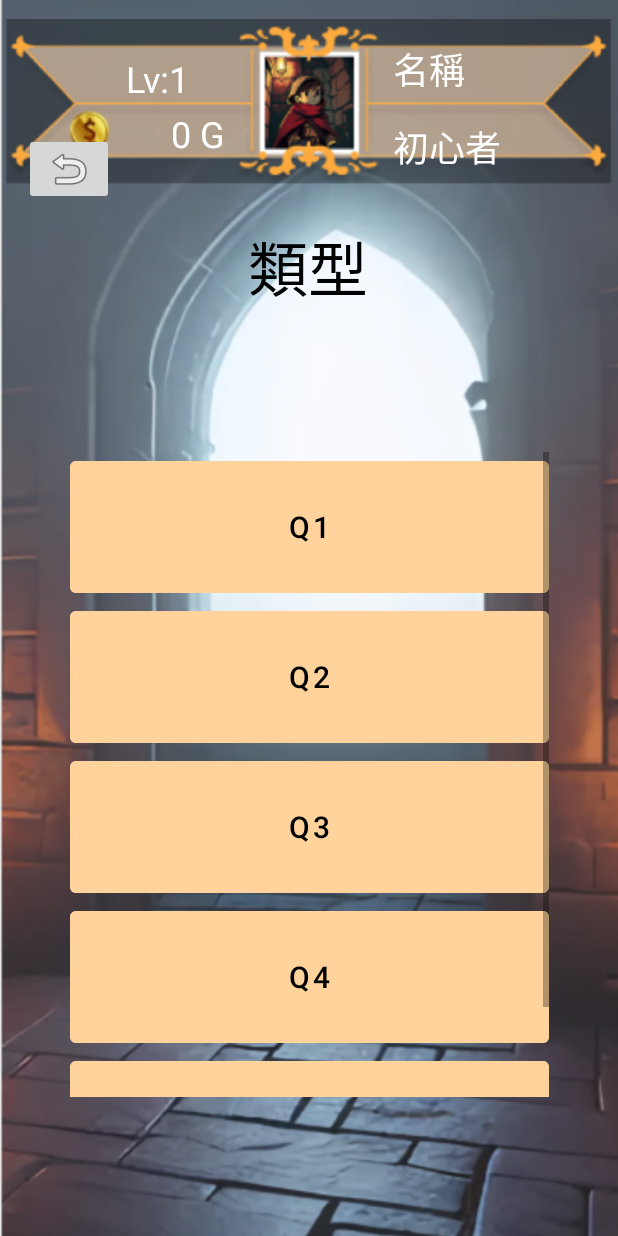
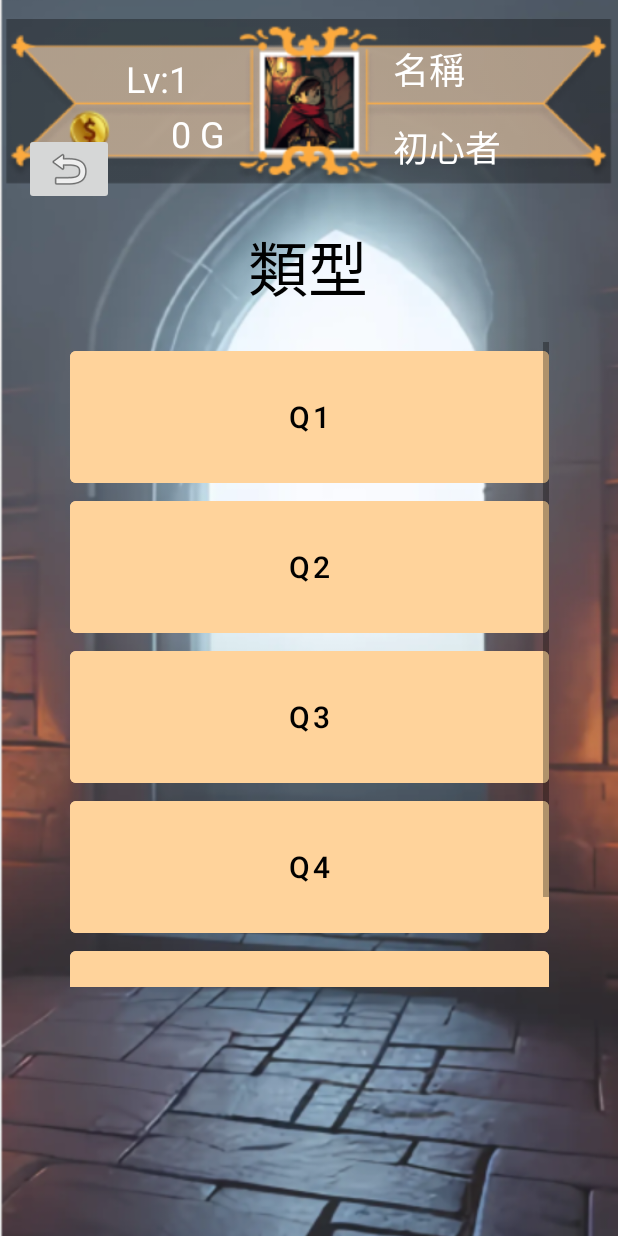
Before and after one commit to JavaGameLab413/JavaGame, an Android app: the Fight_01 screen opened directly, with no data from a screen before it, on a phone screen of 412 x 824 dp. Run offline under Robolectric (Android 15) with nearby library versions, the phone set to English and light mode, and no system bars; our stand-ins replace Firebase (no records; nobody signed in at launch, a user with empty details on screens opened directly); 3 statements that could not run were skipped.

```diff
--- a/app/src/main/res/layout/activity_fight01.xml
+++ b/app/src/main/res/layout/activity_fight01.xml
@@ -17,27 +17,15 @@
         app:srcCompat="@drawable/fight"
         tools:ignore="MissingConstraints" />
 
-
-    <LinearLayout
-        android:id="@+id/linearLayout2"
-        android:layout_width="match_parent"
-        android:layout_height="wrap_content"
-        android:layout_marginStart="10dp"
-        android:layout_marginTop="10dp"
-        android:orientation="horizontal"
-        app:layout_constraintEnd_toEndOf="parent"
-        app:layout_constraintStart_toStartOf="parent"
-        app:layout_constraintTop_toTopOf="parent"
-        tools:ignore="SpeakableTextPresentCheck"/>
-
     <include
+        android:id="@+id/include2"
         layout="@layout/activity_player_info_layout"
-
         android:layout_width="match_parent"
         android:layout_height="wrap_content" />
 
+
     <TextView
-        android:id="@+id/textView2"
+        android:id="@+id/title"
         android:layout_width="wrap_content"
         android:layout_height="wrap_content"
         android:text="@string/Type"
@@ -51,12 +39,15 @@
         app:layout_constraintVertical_bias="0.194" />
 
     <ScrollView
+        android:id="@+id/scroller"
         android:layout_width="319dp"
         android:layout_height="430dp"
+        android:layout_marginTop="20dp"
         app:layout_constraintBottom_toBottomOf="@+id/imageView3"
         app:layout_constraintEnd_toEndOf="parent"
         app:layout_constraintStart_toStartOf="@+id/imageView3"
-        app:layout_constraintTop_toBottomOf="@+id/textView2">
+        app:layout_constraintTop_toBottomOf="@+id/title"
+        app:layout_constraintVertical_bias="0.0">
 
         <LinearLayout
             android:layout_width="match_parent"
@@ -68,45 +59,45 @@
                 android:layout_width="match_parent"
                 android:layout_height="100dp"
                 android:backgroundTint="#FFD39B"
+                android:text="@string/q1"
                 android:textColor="@color/black"
-                android:textSize="20dp"
-                android:text="@string/q1" />
+                android:textSize="20dp" />
 
             <Button
                 android:id="@+id/buttonQ2"
                 android:layout_width="match_parent"
                 android:layout_height="100dp"
                 android:backgroundTint="#FFD39B"
+                android:text="@string/q2"
                 android:textColor="@color/black"
-                android:textSize="20dp"
-                android:text="@string/q2" />
+                android:textSize="20dp" />
 
             <Button
                 android:id="@+id/buttonQ3"
                 android:layout_width="match_parent"
                 android:layout_height="100dp"
                 android:backgroundTint="#FFD39B"
+                android:text="@string/q3"
                 android:textColor="@color/black"
-                android:textSize="20dp"
-                android:text="@string/q3" />
+                android:textSize="20dp" />
 
             <Button
                 android:id="@+id/buttonQ4"
                 android:layout_width="match_parent"
                 android:layout_height="100dp"
                 android:backgroundTint="#FFD39B"
+                android:text="@string/q4"
                 android:textColor="@color/black"
-                android:textSize="20dp"
-                android:text="@string/q4" />
+                android:textSize="20dp" />
 
             <Button
                 android:id="@+id/buttonQ5"
                 android:layout_width="match_parent"
                 android:layout_height="100dp"
                 android:backgroundTint="#FFD39B"
+                android:text="@string/q5"
                 android:textColor="@color/black"
-                android:textSize="20dp"
-                android:text="@string/q5" />
+                android:textSize="20dp" />
         </LinearLayout>
 
     </ScrollView>
```
